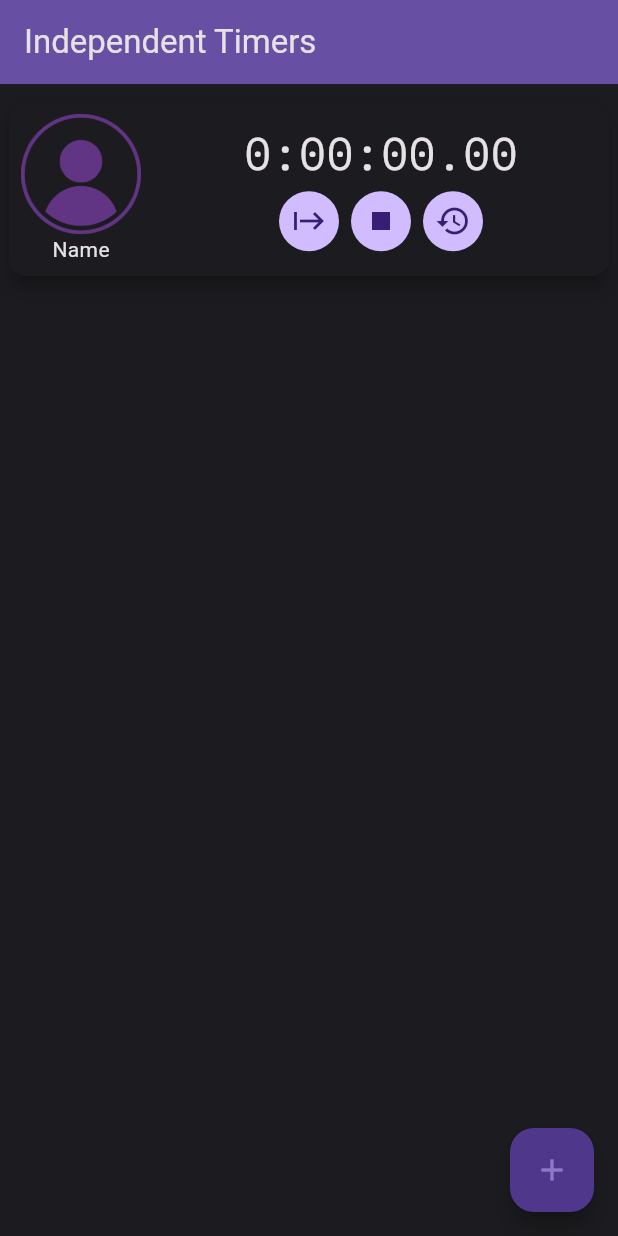
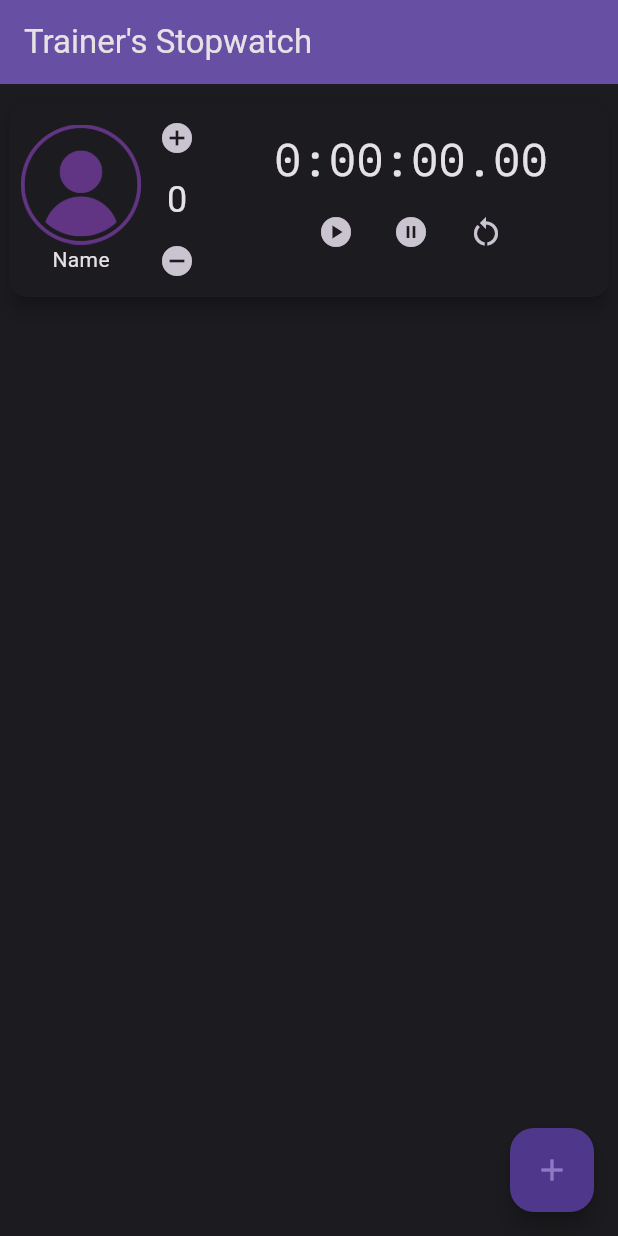
Before and after one commit to rudsonalves/trainers_stopwatch, a Flutter app: the screen it shows after launch, on a phone screen of 412 x 824 dp. Run offline on Flutter 3.47's test engine with Material 3 defaults, Android fonts, the light colour scheme and no system bars; our stand-ins replace flutter_bloc.

Commit message:
## 2024_04_07 - version: 0.1.0:
### Enhancements in Stopwatch Functionality:
- **lib/bloc/stopwatch_bloc.dart** & **lib/bloc/stopwatch_events.dart**:
  - Introduced `StopwatchBloc` featuring:
    - A `ValueNotifier<Duration> _elapsed` initialized with `const Duration()` to log the stopwatch display refreshes.
    - A `ValueNotifier<int> _counter` initialized with `0` to log the stopwatch snapshots.
    - A `static int millisecondRefresh` set to `66` as a default value, managing the refresh rate of stopwatches at approximately 15FPS, enhancing the user experience with smoother transitions.
    - Implemented a `dispose` method to dispose of `_elapsed` and `_counter`, and to stop the `_timer`, ensuring resource efficiency and app stability.
  - Implemented events for comprehensive stopwatch control:
    - `StopwatchEventRun`
    - `StopwatchEventPause`
    - `StopwatchEventReset`
    - `StopwatchEventCounterIncrement`
    - `StopwatchEventCounterDecrement`
    - `StopwatchEventCounterReset`

### State Management:
- **lib/bloc/stopwatch_state.dart**:
  - Implemented states for precise stopwatch management, enhancing the user interface responsiveness and accuracy:
    - `StopwatchStateInitial`
    - `StopwatchStateRunning`
    - `StopwatchStatePaused`
    - `StopwatchStateReset`
    - `StopwatchStateError`

### UI Components and Integration:
- **lib/screens/stopwatch_page/stopwatch_page.dart**:
  - Each `PreciseTimer` is now integrated with an instance of `StopwatchBloc`, streamlining the stopwatch functionality and providing a more robust and flexible solution for timing needs.
- **lib/screens/widgets/common/custom_icon_button.dart**:
  - Added `CustomIconButton`, similar to an `IconButton` but with support for `onLongPressed`, offering extended functionality for user interactions.
- **lib/screens/widgets/precise_timer/precise_timer.dart**:
  - Business logic has been migrated to `StopwatchBloc`, centralizing the stopwatch's logic and facilitating easier maintenance and updates.

### Release Notes:
This update introduces a comprehensive overhaul of the stopwatch functionality within the Trainers Stopwatch app, aiming to provide coaches and trainers with a more precise and user-friendly timing tool. By optimizing the refresh rate and integrating robust state management, the app now offers enhanced performance and reliability, ensuring that timing is accurate and responsive to the trainers' needs.

```diff
--- /dev/null
+++ b/devtools_options.yaml
@@ -0,0 +1 @@
+extensions:
--- /dev/null
+++ b/lib/bloc/stopwatch_bloc.dart
@@ -0,0 +1,107 @@
+import 'dart:async';
+
+import 'package:flutter/material.dart';
+import 'package:flutter_bloc/flutter_bloc.dart';
+
+import 'stopwatch_events.dart';
+import 'stopwatch_state.dart';
+
+class StopwatchBloc extends Bloc<StopwatchEvents, StopwatchState> {
+  static int millisecondRefresh = 66;
+  Timer? _timer;
+  DateTime? _startTime;
+  DateTime? _pausedTime;
+  final _elapsed = ValueNotifier<Duration>(const Duration());
+  final _counter = ValueNotifier<int>(0);
+
+  ValueNotifier<Duration> get elapsed => _elapsed;
+  ValueNotifier<int> get counter => _counter;
+
+  StopwatchBloc() : super(StopwatchStateInitial()) {
+    on<StopwatchEventRun>(_startStopwatch);
+    on<StopwatchEventPause>(_pauseStopwatch);
+    on<StopwatchEventReset>(_resetStopwatch);
+    on<StopwatchEventCounterIncrement>(_incrementCounter);
+    on<StopwatchEventCounterDecrement>(_decrementCounter);
+    on<StopwatchEventCounterReset>(_resetCounter);
+  }
+
+  void init() {}
+
+  void dispose() {
+    _timer?.cancel();
+    _elapsed.dispose();
+    _counter.dispose();
+  }
+
+  FutureOr<void> _startStopwatch(
+    StopwatchEventRun event,
+    Emitter<StopwatchState> emit,
+  ) async {
+    if (_timer != null && _timer!.isActive) return;
+
+    if (state is StopwatchStatePaused) {
+      final pausedDuration = DateTime.now().difference(_pausedTime!);
+      _startTime = _startTime!.add(pausedDuration);
+      _pausedTime = null;
+    } else {
+      _startTime = DateTime.now();
+    }
+
+    _timer = Timer.periodic(
+        Duration(
+          milliseconds: millisecondRefresh,
+        ), (timer) {
+      final now = DateTime.now();
+      _elapsed.value = now.difference(_startTime!);
+    });
+    emit(StopwatchStateRunning());
+  }
+
+  FutureOr<void> _pauseStopwatch(
+    StopwatchEventPause event,
+    Emitter<StopwatchState> emit,
+  ) async {
+    _pausedTime = DateTime.now();
+    _timer?.cancel();
+    emit(StopwatchStatePaused());
+  }
+
+  FutureOr<void> _resetStopwatch(
+    StopwatchEventReset event,
+    Emitter<StopwatchState> emit,
+  ) async {
+    _timer?.cancel();
+    _elapsed.value = const Duration();
+    emit(StopwatchStateReset());
+  }
+
+  FutureOr<void> _incrementCounter(
+    StopwatchEventCounterIncrement event,
+    Emitter<StopwatchState> emit,
+  ) async {
+    if (state is! StopwatchStateRunning) return;
+    _counter.value++;
+    emit(StopwatchStateRunning());
+  }
+
+  FutureOr<void> _decrementCounter(
+    StopwatchEventCounterDecrement event,
+    Emitter<StopwatchState> emit,
+  ) async {
+    if (state is! StopwatchStateRunning) return;
+    if (_counter.value > 0) {
+      _counter.value--;
+    }
+    emit(StopwatchStateRunning());
+  }
+
+  FutureOr<void> _resetCounter(
+    StopwatchEventCounterReset event,
+    Emitter<StopwatchState> emit,
+  ) async {
+    if (state is! StopwatchStateRunning) return;
+    _counter.value = 0;
+    emit(StopwatchStateRunning());
+  }
+}
--- /dev/null
+++ b/lib/bloc/stopwatch_events.dart
@@ -0,0 +1,13 @@
+abstract class StopwatchEvents {}
+
+class StopwatchEventRun extends StopwatchEvents {}
+
+class StopwatchEventPause extends StopwatchEvents {}
+
+class StopwatchEventReset extends StopwatchEvents {}
+
+class StopwatchEventCounterIncrement extends StopwatchEvents {}
+
+class StopwatchEventCounterDecrement extends StopwatchEvents {}
+
+class StopwatchEventCounterReset extends StopwatchEvents {}
--- /dev/null
+++ b/lib/bloc/stopwatch_state.dart
@@ -0,0 +1,14 @@
+abstract class StopwatchState {}
+
+class StopwatchStateInitial extends StopwatchState {}
+
+class StopwatchStateRunning extends StopwatchState {}
+
+class StopwatchStatePaused extends StopwatchState {}
+
+class StopwatchStateReset extends StopwatchState {}
+
+class StopwatchStateError extends StopwatchState {
+  final String message;
+  StopwatchStateError(this.message);
+}
--- a/lib/screens/stopwatch_page/stopwatch_page.dart
+++ b/lib/screens/stopwatch_page/stopwatch_page.dart
@@ -1,5 +1,6 @@
 import 'package:flutter/material.dart';
 
+import '../../bloc/stopwatch_bloc.dart';
 import '../widgets/precise_timer/precise_timer.dart';
 
 class StopWatchPage extends StatefulWidget {
@@ -13,6 +14,7 @@ class _StopWatchPageState extends State<StopWatchPage> {
   final List<Widget> _stopwatch = [
     PreciseTimer(
       key: GlobalKey(),
+      stopwatchBloc: StopwatchBloc(),
     )
   ];
 
@@ -20,6 +22,7 @@ class _StopWatchPageState extends State<StopWatchPage> {
     setState(() {
       _stopwatch.add(PreciseTimer(
         key: GlobalKey(),
+        stopwatchBloc: StopwatchBloc(),
       ));
     });
   }
@@ -31,7 +34,7 @@ class _StopWatchPageState extends State<StopWatchPage> {
     return Scaffold(
       appBar: AppBar(
         backgroundColor: Theme.of(context).colorScheme.inversePrimary,
-        title: const Text('Independent Timers'),
+        title: const Text('Trainer\'s Stopwatch'),
       ),
       floatingActionButton: FloatingActionButton(
         onPressed: _addPreciseTimer,
@@ -51,7 +54,7 @@ class _StopWatchPageState extends State<StopWatchPage> {
                 background: Container(
                   decoration: BoxDecoration(
                     borderRadius: BorderRadius.circular(10),
-                    // color: Colors.green,
+                    color: Colors.green.withOpacity(0.3),
                   ),
                 ),
                 secondaryBackground: Container(
--- /dev/null
+++ b/lib/screens/widgets/common/custon_icon_button.dart
@@ -0,0 +1,36 @@
+// ignore_for_file: public_member_api_docs, sort_constructors_first
+import 'package:flutter/material.dart';
+
+class CustomIconButton extends StatelessWidget {
+  final void Function()? onPressed;
+  final void Function()? onLongPressed;
+  final Widget? icon;
+
+  const CustomIconButton({
+    super.key,
+    this.onPressed,
+    this.onLongPressed,
+    this.icon,
+  });
+
+  @override
+  Widget build(BuildContext context) {
+    return Padding(
+      padding: const EdgeInsets.symmetric(vertical: 8, horizontal: 6),
+      child: Material(
+        color: Colors.transparent,
+        borderRadius: BorderRadius.circular(32),
+        child: InkWell(
+          borderRadius: BorderRadius.circular(32),
+          onLongPress: onLongPressed,
+          onTap: onPressed,
+          child: SizedBox(
+            width: 38,
+            height: 38,
+            child: icon,
+          ),
+        ),
+      ),
+    );
+  }
+}
--- a/lib/screens/widgets/precise_timer/precise_timer.dart
+++ b/lib/screens/widgets/precise_timer/precise_timer.dart
@@ -1,45 +1,58 @@
-import 'dart:async';
+import 'package:flutter/material.dart';
+import 'package:flutter_bloc/flutter_bloc.dart';
+import 'package:trainers_stopwatch/bloc/stopwatch_state.dart';
 
-import 'package:flutter/material.dart';
+import '../../../bloc/stopwatch_bloc.dart';
+import '../../../bloc/stopwatch_events.dart';
+import '../common/custon_icon_button.dart';
 
 class PreciseTimer extends StatefulWidget {
-  const PreciseTimer({super.key});
+  final StopwatchBloc stopwatchBloc;
+  const PreciseTimer({
+    super.key,
+    required this.stopwatchBloc,
+  });
 
   @override
   State<PreciseTimer> createState() => _PreciseTimerState();
 }
 
 class _PreciseTimerState extends State<PreciseTimer> {
-  Timer? _timer;
-  DateTime? _startTime;
-  final _elapsed = ValueNotifier<Duration>(const Duration());
+  late StopwatchBloc bloc;
+
+  @override
+  void initState() {
+    super.initState();
+    bloc = widget.stopwatchBloc;
+  }
 
   @override
   void dispose() {
-    _timer?.cancel();
+    bloc.dispose();
     super.dispose();
   }
 
   void _startTimer() {
-    if (_timer != null && _timer!.isActive) return;
-
-    _startTime = DateTime.now();
-
-    _timer = Timer.periodic(const Duration(milliseconds: 10), (timer) {
-      final now = DateTime.now();
-
-      _elapsed.value = now.difference(_startTime!);
-    });
+    bloc.add(StopwatchEventRun());
   }
 
   void _stopTimer() {
-    _timer?.cancel();
+    bloc.add(StopwatchEventPause());
   }
 
   void _resetTimer() {
-    _timer?.cancel();
-    _elapsed.value = const Duration();
+    bloc.add(StopwatchEventReset());
   }
+
+  void _incrementeCounter() {
+    bloc.add(StopwatchEventCounterIncrement());
+  }
+
+  void _decrementCounter() {
+    bloc.add(StopwatchEventCounterDecrement());
+  }
+
+  void _snapshotTimer() {}
 
   String _formatTimer(String duration) {
     final point = duration.indexOf('.');
@@ -48,13 +61,20 @@ class _PreciseTimerState extends State<PreciseTimer> {
 
   @override
   Widget build(BuildContext context) {
+    final onSurfaceVariant = Theme.of(context).colorScheme.onSurfaceVariant;
+
     return Card(
       elevation: 5,
       margin: EdgeInsets.zero,
       child: Row(
         children: [
           Padding(
-            padding: const EdgeInsets.symmetric(horizontal: 8, vertical: 8),
+            padding: const EdgeInsets.only(
+              left: 8,
+              right: 0,
+              top: 8,
+              bottom: 8,
+            ),
             child: Column(
               children: [
                 SizedBox(
@@ -68,15 +88,39 @@ class _PreciseTimerState extends State<PreciseTimer> {
               ],
             ),
           ),
+          Column(
+            mainAxisAlignment: MainAxisAlignment.center,
+            children: [
+              IconButton(
+                onPressed: _incrementeCounter,
+                icon: const Icon(Icons.add_circle),
+              ),
+              ListenableBuilder(
+                listenable: bloc.counter,
+                builder: (context, _) {
+                  return Text(
+                    bloc.counter.value.toString(),
+                    style: const TextStyle(
+                      fontSize: 24,
+                    ),
+                  );
+                },
+              ),
+              IconButton(
+                onPressed: _decrementCounter,
+                icon: const Icon(Icons.remove_circle),
+              ),
+            ],
+          ),
           Expanded(
             child: Column(
               mainAxisAlignment: MainAxisAlignment.center,
               children: [
                 ListenableBuilder(
-                    listenable: _elapsed,
+                    listenable: bloc.elapsed,
                     builder: (context, _) {
                       return Text(
-                        _formatTimer(_elapsed.value.toString()),
+                        _formatTimer(bloc.elapsed.value.toString()),
                         style: const TextStyle(
                           fontSize: 30,
                           fontFamily: 'IBMPlexMono',
@@ -86,17 +130,50 @@ class _PreciseTimerState extends State<PreciseTimer> {
                 Row(
                   mainAxisAlignment: MainAxisAlignment.center,
                   children: [
-                    IconButton.filled(
-                      onPressed: _startTimer,
-                      icon: const Icon(Icons.start),
+                    BlocConsumer<StopwatchBloc, StopwatchState>(
+                      bloc: bloc,
+                      builder: (context, state) {
+                        if (bloc.state is! StopwatchStateRunning) {
+                          return CustomIconButton(
+                            onPressed: _startTimer,
+                            icon: Icon(
+                              Icons.play_circle,
+                              color: onSurfaceVariant,
+                            ),
+                          );
+                        } else {
+                          return CustomIconButton(
+                            onPressed: _snapshotTimer,
+                            icon: Icon(
+                              Icons.stars_sharp,
+                              color: onSurfaceVariant,
+                            ),
+                          );
+                        }
+                      },
+                      listener: (context, state) {},
                     ),
-                    IconButton.filled(
+                    // if (bloc.state is! StopwatchStateRunning)
+                    //   CustomIconButton(
+                    //     onPressed: _startTimer,
+                    //     icon: Icon(
+                    //       Icons.play_circle,
+                    //       color: onSurfaceVariant,
+                    //     ),
+                    //   ),
+                    CustomIconButton(
                       onPressed: _stopTimer,
-                      icon: const Icon(Icons.stop),
+                      icon: Icon(
+                        Icons.pause_circle,
+                        color: onSurfaceVariant,
+                      ),
                     ),
-                    IconButton.filled(
-                      onPressed: _resetTimer,
-                      icon: const Icon(Icons.restore),
+                    CustomIconButton(
+                      onLongPressed: _resetTimer,
+                      icon: Icon(
+                        Icons.restart_alt,
+                        color: onSurfaceVariant,
+                      ),
                     ),
                   ],
                 ),
```
Also changed, not shown: pubspec.yaml (+5 -3 lines), assets/images/turn.png (added), assets/svgs/turn.svg (added), pubspec.lock, 1 other file.
